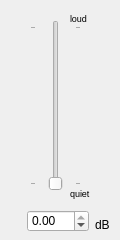
Above: src/fader_vertical.ui from thorwe/CrossTalk before the change. Below: the same form after it.
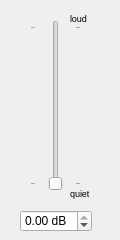
That is the form after the change.

Commit message: use suffix instead of label for dB

What changed in the file:
```diff
--- a/src/fader_vertical.ui
+++ b/src/fader_vertical.ui
@@ -22,12 +22,15 @@
   <widget class="QDoubleSpinBox" name="doubleSpinBox">
    <property name="geometry">
     <rect>
-     <x>27</x>
+     <x>20</x>
      <y>210</y>
-     <width>62</width>
+     <width>72</width>
      <height>22</height>
     </rect>
    </property>
+   <property name="suffix">
+    <string> dB</string>
+   </property>
    <property name="minimum">
     <double>-200.000000000000000</double>
    </property>
@@ -108,22 +111,6 @@
     <number>10000</number>
    </property>
   </widget>
-  <widget class="QLabel" name="label_dB">
-   <property name="geometry">
-    <rect>
-     <x>95</x>
-     <y>210</y>
-     <width>24</width>
-     <height>22</height>
-    </rect>
-   </property>
-   <property name="text">
-    <string notr="true">dB</string>
-   </property>
-   <property name="alignment">
-    <set>Qt::AlignBottom|Qt::AlignLeading|Qt::AlignLeft</set>
-   </property>
-  </widget>
  </widget>
  <resources/>
  <connections/>
```
